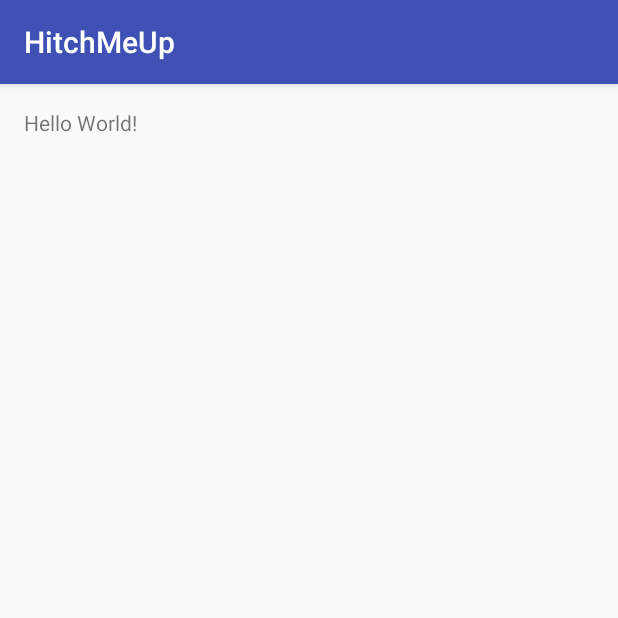
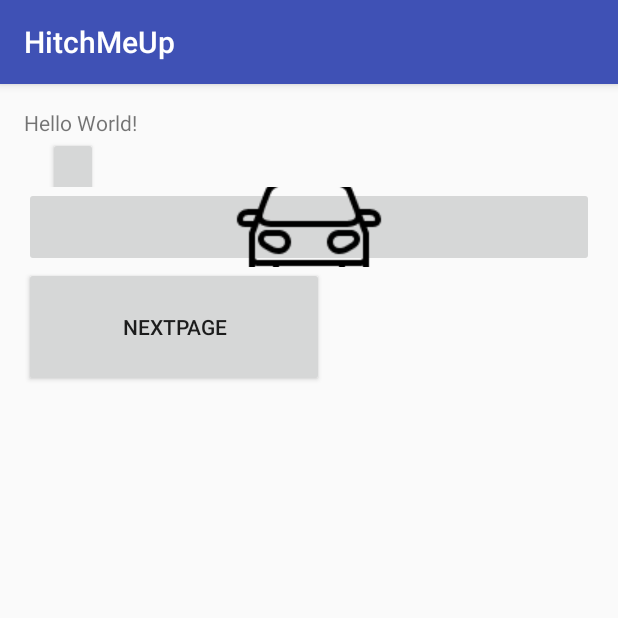
Before and after one commit to ZettiP/HitchMeUp, an Android app: the screen it shows after launch (MainPage), on a phone screen of 412 x 824 dp, the top half of it. Run offline under Robolectric (Android 15) with nearby library versions, the phone set to English and light mode, and no system bars.

Commit message:
doing work
first 3 pages created

```diff
--- a/app/build.gradle
+++ b/app/build.gradle
@@ -23,4 +23,5 @@ dependencies {
     compile fileTree(dir: 'libs', include: ['*.jar'])
     testCompile 'junit:junit:4.12'
     compile 'com.android.support:appcompat-v7:25.0.1'
+    compile 'com.google.android.gms:play-services-appindexing:8.1.0'
 }
--- a/app/src/main/res/layout/activity_main_page.xml
+++ b/app/src/main/res/layout/activity_main_page.xml
@@ -8,9 +8,41 @@
     android:paddingRight="@dimen/activity_horizontal_margin"
     android:paddingTop="@dimen/activity_vertical_margin"
     tools:context="tum.hitchmeup.MainPage">
-
-    <TextView
-        android:layout_width="wrap_content"
-        android:layout_height="wrap_content"
-        android:text="Hello World!" />
+    <LinearLayout
+        android:layout_width="match_parent"
+        android:layout_height="match_parent"
+        android:orientation="vertical">
+        <TextView
+            android:layout_width="wrap_content"
+            android:layout_height="wrap_content"
+            android:text="Hello World!" />
+        <ListView
+            android:layout_width="match_parent"
+            android:layout_height="wrap_content"/>
+        <Toolbar
+            android:layout_width="match_parent"
+            android:layout_height="50px">
+            <Button
+                android:layout_width="50px"
+                android:layout_height="80px" />
+        </Toolbar>
+        <GridLayout
+            android:layout_width="match_parent"
+            android:layout_height="wrap_content"
+            android:columnCount="4">
+            <ImageButton
+                android:layout_width="80px"
+                android:layout_height="80px"
+                android:layout_columnWeight="1"
+                android:src="@drawable/car_96"
+                />
+        </GridLayout>
+        <Button
+            android:layout_width="300px"
+            android:layout_height="120px"
+            android:text="NextPage"
+            android:layout_gravity="bottom"
+            android:id="@+id/MainPageNext"
+            android:onClick="onClick"/>
+    </LinearLayout>
 </RelativeLayout>
--- /dev/null
+++ b/app/src/main/res/layout/activity_navipage.xml
@@ -0,0 +1,6 @@
+<?xml version="1.0" encoding="utf-8"?>
+<RelativeLayout xmlns:android="http://schemas.android.com/apk/res/android"
+    android:orientation="vertical" android:layout_width="match_parent"
+    android:layout_height="match_parent">
+
+</RelativeLayout>
--- /dev/null
+++ b/app/src/main/res/layout/rating_page.xml
@@ -0,0 +1,5 @@
+<?xml version="1.0" encoding="utf-8"?>
+<RelativeLayout xmlns:android="http://schemas.android.com/apk/res/android"
+    android:layout_width="match_parent" android:layout_height="match_parent">
+
+</RelativeLayout>
--- a/app/src/main/res/values/dimens.xml
+++ b/app/src/main/res/values/dimens.xml
@@ -2,4 +2,5 @@
     <!-- Default screen margins, per the Android Design guidelines. -->
     <dimen name="activity_horizontal_margin">16dp</dimen>
     <dimen name="activity_vertical_margin">16dp</dimen>
+    <dimen name="pageleftlabel">20dp</dimen>
 </resources>
--- a/app/src/main/res/values/strings.xml
+++ b/app/src/main/res/values/strings.xml
@@ -1,3 +1,5 @@
 <resources>
     <string name="app_name">HitchMeUp</string>
+    <string name="start_default">Start</string>
+    <string name="ziel_default">Ziel</string>
 </resources>
```
Also changed, not shown: app/src/main/AndroidManifest.xml (+11 -1 lines), app/src/main/java/tum/hitchmeup/HitchMePage.java (added, +97 -0 lines), app/src/main/java/tum/hitchmeup/MainPage.java (+19 -1 lines), app/src/main/java/tum/hitchmeup/MapPage.java (deleted, +0 -9 lines), app/src/main/java/tum/hitchmeup/NaviPage.java (added, +16 -0 lines), app/src/main/res/drawable/border.xml (added, +7 -0 lines), app/src/main/res/layout/activity_hitchmepage.xml (added, +82 -0 lines), app/src/main/res/drawable/car_96.png (added), app/src/main/res/drawable/person_96.png (added), app/src/main/res/drawable/settings_96.png (added), app/src/main/res/drawable/traffic_96.png (added).
